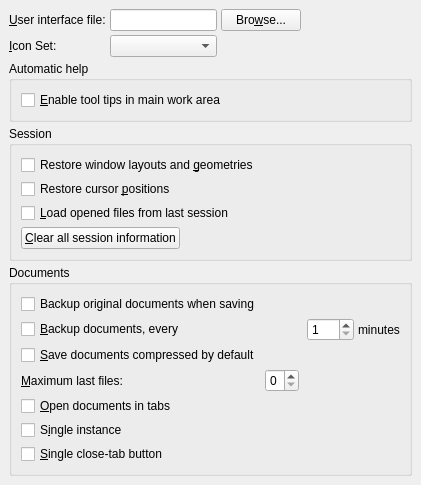
First picture: the form in src/frontends/qt4/ui/PrefUi.ui, repository cburschka/lyx, before the edit.
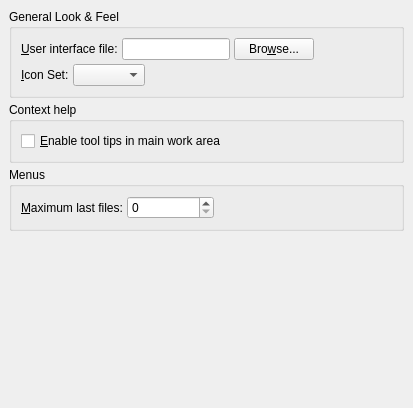
Second picture: the form after the edit.

Commit message: Split the overcrowded and chaotic UI pref pane into two (#7524)

What changed in the file:
```diff
--- a/src/frontends/qt4/ui/PrefUi.ui
+++ b/src/frontends/qt4/ui/PrefUi.ui
@@ -20,6 +20,17 @@
   </property>
   <layout class="QGridLayout" name="gridLayout_3">
    <item row="0" column="0">
+    <widget class="QGroupBox" name="groupBox">
+     <property name="title">
+      <string>General Look &amp;&amp; Feel</string>
+     </property>
+     <property name="flat">
+      <bool>true</bool>
+     </property>
+     <layout class="QGridLayout" name="gridLayout">
+      <item row="0" column="0">
+       <layout class="QHBoxLayout" name="horizontalLayout">
+        <item>
     <widget class="QLabel" name="uiFileLA">
      <property name="text">
       <string>&amp;User interface file:</string>
@@ -29,17 +40,17 @@
      </property>
     </widget>
    </item>
-   <item row="0" column="1">
+        <item>
     <widget class="QLineEdit" name="uiFileED"/>
    </item>
-   <item row="0" column="2">
+        <item>
     <widget class="QPushButton" name="uiFilePB">
      <property name="text">
       <string>Bro&amp;wse...</string>
      </property>
     </widget>
    </item>
-   <item row="0" column="3">
+        <item>
     <spacer name="horizontalSpacer_2">
      <property name="orientation">
       <enum>Qt::Horizontal</enum>
@@ -52,9 +63,13 @@
      </property>
     </spacer>
    </item>
-   <item row="1" column="0" >
-    <widget class="QLabel" name="iconSetLA" >
-     <property name="text" >
+       </layout>
+      </item>
+      <item row="1" column="0">
+       <layout class="QHBoxLayout" name="horizontalLayout_2">
+        <item>
+         <widget class="QLabel" name="iconSetLA">
+          <property name="text">
       <string>&amp;Icon Set:</string>
      </property>
      <property name="buddy" >
@@ -62,17 +77,36 @@
      </property>
     </widget>
    </item>
-   <item row="1" column="1" >
-    <widget class="QComboBox" name="iconSetCO" >
-     <property name="toolTip" >
-      <string>The icon set to use. Warning: normal size of icons may be&#x0a;wrong until you save the preferences and restart LyX.</string>
+        <item>
+         <widget class="QComboBox" name="iconSetCO">
+          <property name="toolTip">
+           <string>The icon set to use. Warning: normal size of icons may be
+wrong until you save the preferences and restart LyX.</string>
      </property>
     </widget>
    </item>
-   <item row="2" column="0" colspan="4">
+        <item>
+         <spacer name="horizontalSpacer">
+          <property name="orientation">
+           <enum>Qt::Horizontal</enum>
+          </property>
+          <property name="sizeHint" stdset="0">
+           <size>
+            <width>40</width>
+            <height>20</height>
+           </size>
+          </property>
+         </spacer>
+        </item>
+       </layout>
+      </item>
+     </layout>
+    </widget>
+   </item>
+   <item row="1" column="0">
     <widget class="QGroupBox" name="pixmapCacheGB_2">
      <property name="title">
-      <string>Automatic help</string>
+      <string>Context help</string>
      </property>
      <property name="alignment">
       <set>Qt::AlignLeading|Qt::AlignLeft|Qt::AlignTop</set>
@@ -100,126 +134,16 @@
      </layout>
     </widget>
    </item>
-   <item row="3" column="0" colspan="4">
-    <widget class="QGroupBox" name="GeometryGB">
-     <property name="title">
-      <string>Session</string>
-     </property>
-     <property name="flat">
-      <bool>true</bool>
-     </property>
-     <layout class="QGridLayout" name="gridLayout_4">
-      <item row="0" column="0" colspan="2">
-       <widget class="QCheckBox" name="allowGeometrySessionCB">
-        <property name="enabled">
-         <bool>true</bool>
-        </property>
-        <property name="text">
-         <string>Restore window layouts and &amp;geometries</string>
-        </property>
-       </widget>
-      </item>
-      <item row="1" column="0">
-       <widget class="QCheckBox" name="restoreCursorCB">
-        <property name="toolTip">
-         <string>Restore to the cursor position when the file was last closed</string>
-        </property>
-        <property name="text">
-         <string>Restore cursor &amp;positions</string>
-        </property>
-       </widget>
-      </item>
-      <item row="2" column="0" colspan="2">
-       <widget class="QCheckBox" name="loadSessionCB">
-        <property name="text">
-         <string>&amp;Load opened files from last session</string>
-        </property>
-       </widget>
-      </item>
-      <item row="3" column="0">
-       <widget class="QPushButton" name="clearSessionPB">
-        <property name="text">
-         <string>&amp;Clear all session information</string>
-        </property>
-       </widget>
-      </item>
-      <item row="3" column="1">
-       <spacer name="horizontalSpacer">
-        <property name="orientation">
-         <enum>Qt::Horizontal</enum>
-        </property>
-        <property name="sizeHint" stdset="0">
-         <size>
-          <width>225</width>
-          <height>20</height>
-         </size>
-        </property>
-       </spacer>
-      </item>
-     </layout>
-    </widget>
-   </item>
-   <item row="4" column="0" colspan="4">
+   <item row="2" column="0">
     <widget class="QGroupBox" name="documentsGB">
      <property name="title">
-      <string>Documents</string>
+      <string>Menus</string>
      </property>
      <property name="flat">
       <bool>true</bool>
      </property>
      <layout class="QGridLayout" name="gridLayout_2">
-      <item row="0" column="0" colspan="5">
-       <widget class="QCheckBox" name="backupCB">
-        <property name="text">
-         <string>Backup original documents when saving</string>
-        </property>
-       </widget>
-      </item>
-      <item row="1" column="0" colspan="3">
-       <widget class="QCheckBox" name="autoSaveCB">
-        <property name="text">
-         <string>&amp;Backup documents, every</string>
-        </property>
-       </widget>
-      </item>
-      <item row="1" column="3">
-       <widget class="QSpinBox" name="autoSaveSB">
-        <property name="minimum">
-         <number>1</number>
-        </property>
-        <property name="maximum">
-         <number>300</number>
-        </property>
-       </widget>
-      </item>
-      <item row="1" column="4">
-       <widget class="QLabel" name="TextLabel1">
-        <property name="text">
-         <string>minutes</string>
-        </property>
-       </widget>
-      </item>
-      <item row="1" column="5">
-       <spacer>
-        <property name="orientation">
-         <enum>Qt::Horizontal</enum>
-        </property>
-        <property name="sizeHint" stdset="0">
-         <size>
-          <width>61</width>
-          <height>21</height>
-         </size>
-        </property>
-       </spacer>
-      </item>
-      <item row="2" column="0">
-       <widget class="QCheckBox" name="saveCompressedCB">
-        <property name="text">
-         <string>&amp;Save documents compressed by default</string>
-        </property>
-       </widget>
-      </item>
-      <item row="3" column="0">
+      <item row="0" column="0">
        <widget class="QLabel" name="lastfilesLA">
         <property name="text">
          <string>&amp;Maximum last files:</string>
@@ -229,14 +153,7 @@
         </property>
        </widget>
       </item>
-      <item row="3" column="1">
-       <widget class="QSpinBox" name="lastfilesSB">
-        <property name="maximum">
-         <number>9</number>
-        </property>
-       </widget>
-      </item>
-      <item row="3" column="2" colspan="2">
+      <item row="0" column="3" colspan="2">
        <spacer>
         <property name="orientation">
          <enum>Qt::Horizontal</enum>
@@ -249,37 +166,17 @@
         </property>
        </spacer>
       </item>
-      <item row="4" column="0" colspan="2">
-       <widget class="QCheckBox" name="openDocumentsInTabsCB">
-        <property name="text">
-         <string>&amp;Open documents in tabs</string>
-        </property>
-       </widget>
-      </item>
-      <item row="5" column="0" colspan="2">
-       <widget class="QCheckBox" name="singleInstanceCB">
-        <property name="toolTip">
-         <string>Whether to open documents in an already running instance of LyX.&#x0a;(Set the LyXServer pipe path and restart LyX to enable this feature)</string>
-        </property>
-        <property name="text">
-         <string>S&amp;ingle instance</string>
-        </property>
-       </widget>
-      </item>
-      <item row="6" column="0" colspan="2">
-       <widget class="QCheckBox" name="singleCloseTabButtonCB">
-        <property name="toolTip">
-         <string>Whether to place close button on each tab or only one in the top left.</string>
-        </property>
-        <property name="text">
-         <string>&amp;Single close-tab button</string>
+      <item row="0" column="2">
+       <widget class="QSpinBox" name="lastfilesSB">
+        <property name="maximum">
+         <number>9</number>
         </property>
        </widget>
       </item>
      </layout>
     </widget>
    </item>
-   <item row="5" column="0" colspan="4">
+   <item row="3" column="0">
     <spacer>
      <property name="orientation">
       <enum>Qt::Vertical</enum>
```
Left out of the diff: 12 changed lines with no effect on the pictures. Lines whose indentation alone changed are shown as unchanged. The commit also changes 5 other files.
